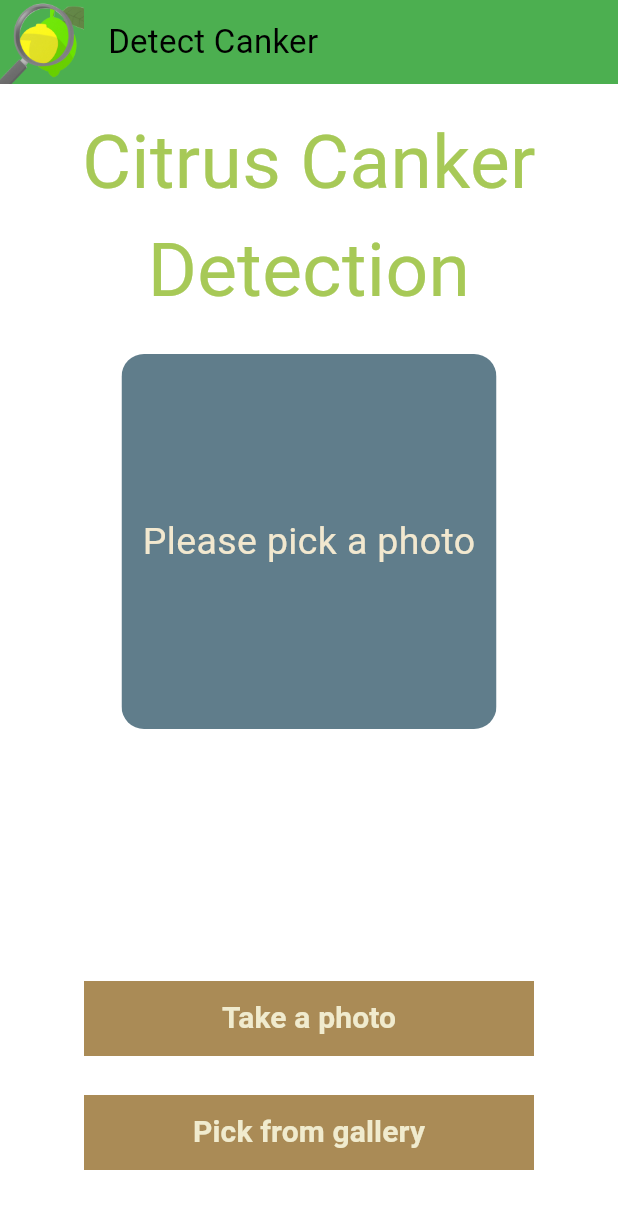
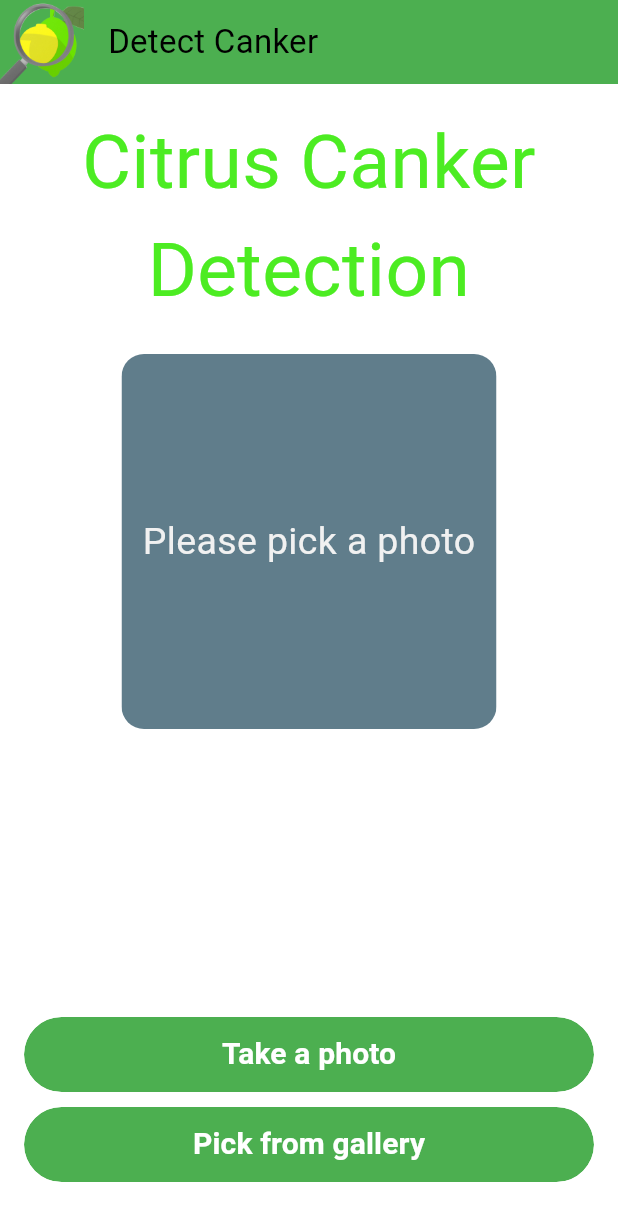
Before and after one commit to Sourav-Malani/Detect-Citrus-Canker, a Flutter app: the PlantRecogniser screen opened by its route, on a phone screen of 412 x 824 dp. Shown: the top 1221 px of the screen. Run offline on Flutter 3.47's test engine with Material 3 defaults, Android fonts, the phone set to English and light mode, and no system bars; our stand-ins replace camera, cloud_firestore, connectivity_plus, easy_localization, firebase_auth, firebase_core and 16 more; missing offline and left inert: tflite_flutter_helper_plus, tflite_flutter_plus; accounts and stored records are empty; network calls fail; Roboto replaces fonts that are missing (SquadaOne).

Commit message:
updated ui

```diff
--- a/lib/styles.dart
+++ b/lib/styles.dart
@@ -2,7 +2,7 @@ import 'package:flutter/material.dart';
 
 const kMainFont = 'Roboto';
 const kButtonFont = 'Roboto';
-const kDisplayFont = 'SquadaOne';
+const kDisplayFont = 'Roboto';
 
 const kColorGreen = Color(0xFFFFFFFF);
 const kColorLightGreen = Color(0XFF4E6C50);
@@ -15,8 +15,8 @@ const kColorLightGray = Color(0xFFDDDDDD);
 
 const kColorHunterGreen = Color(0xFF386641);
 const kColorMayGreen = Color(0xFF6a994e);
-const kColorAndroidGreen = Color(0xFFa7c957);
-const kColorEggshell = Color(0xFFf2e8cf);
+const kColorAndroidGreen = Color(0xff4cec22);
+const kColorEggshell = Color(0xfff1f1f1);
 const kColorBitterSweetShimmer = Color(0xFFbc4749);
 
 const kBgColor = kColorGreen;
@@ -37,7 +37,7 @@ const kAnalyzingTextStyle = TextStyle(
 const kResultTextStyle = TextStyle(
     fontFamily: kDisplayFont,
     fontSize: 35.0,
-    color: kColorLightYellow,
+    color: Colors.black,
     decoration: TextDecoration.none);
 
 const kResultRatingTextStyle = TextStyle(
--- a/lib/widget/plant_recogniser.dart
+++ b/lib/widget/plant_recogniser.dart
@@ -102,6 +102,7 @@ class _PlantRecogniserState extends State<PlantRecogniser> {
     );
   }
 
+
   Widget _buildPhotolView() {
     return Stack(
       alignment: AlignmentDirectional.center,
@@ -134,12 +135,16 @@ class _PlantRecogniserState extends State<PlantRecogniser> {
     required ImageSource source,
     required String title,
   }) {
-    return TextButton(
-      onPressed: () => _onPickPhoto(source),
-      child: Container(
+    return SizedBox(
       width: 300,
       height: 50,
-        color: kColorBrown,
+      child: ClipRRect(
+        borderRadius: BorderRadius.circular(25), // Adjust the radius as needed
+        child: TextButton(
+          onPressed: () => _onPickPhoto(source),
+          style: TextButton.styleFrom(
+            backgroundColor:Colors.green,
+          ),
           child: Center(
             child: Text(
               title,
@@ -147,13 +152,16 @@ class _PlantRecogniserState extends State<PlantRecogniser> {
                 fontFamily: kButtonFont,
                 fontSize: 20.0,
                 fontWeight: FontWeight.w600,
-              color: kColorLightYellow,
+                color:Colors.white,
+              ),
             ),
           ),
         ),
       ),
     );
   }
+
+
 
   void _setAnalyzing(bool flag) {
     setState(() {
```
Lines whose indentation alone changed are shown as unchanged.
